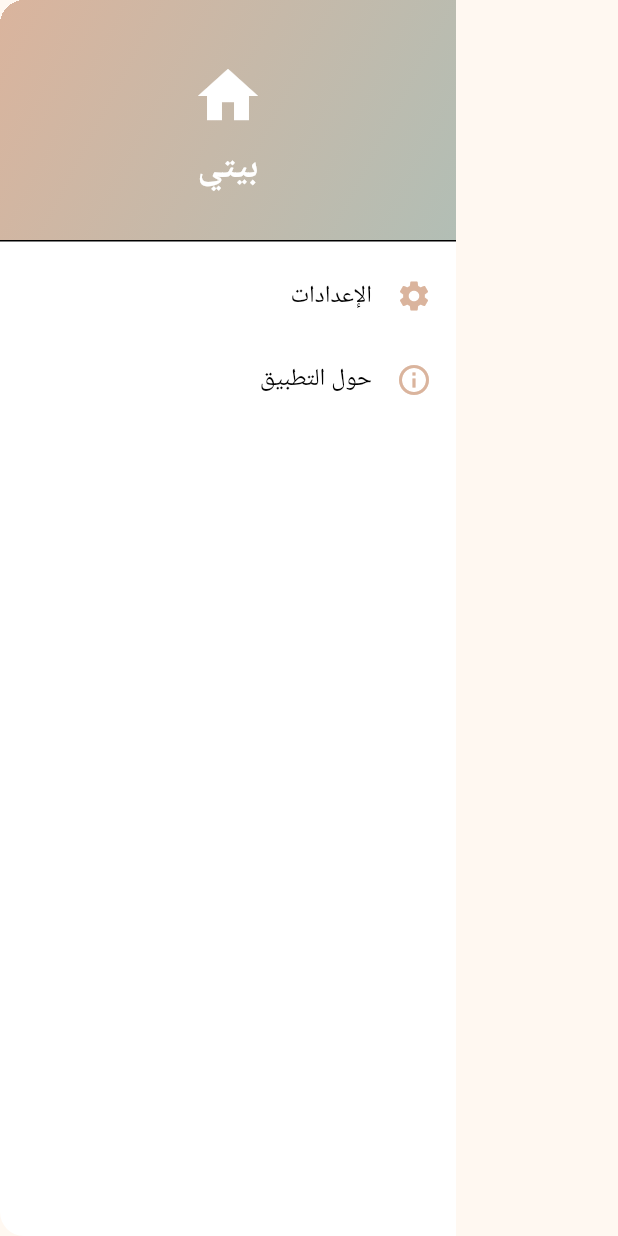
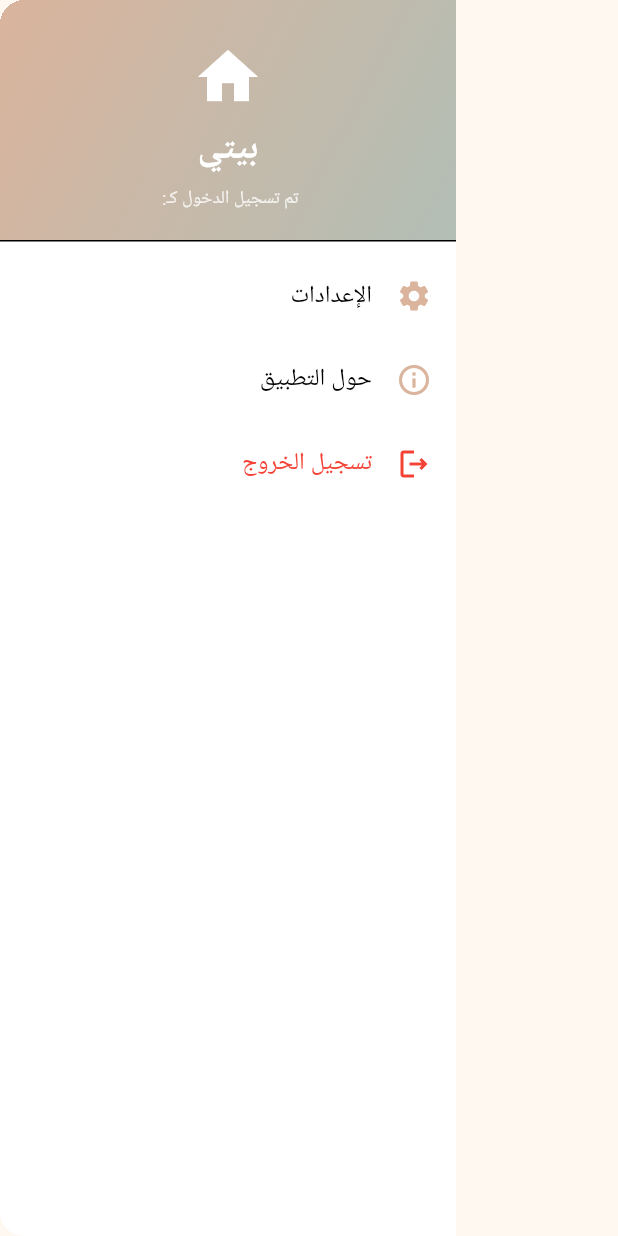
Before and after one commit to zaki-mj/Baity, a Flutter app: the AppDrawer widget shown alone on an empty page, opened directly, on a phone screen of 412 x 824 dp. Run offline on Flutter 3.47's test engine with Material 3 defaults, Android fonts, the phone set to English and light mode, and no system bars; our stand-ins replace firebase_auth, firebase_core; accounts and stored records are empty; generated files the repository leaves out were written again; network calls fail.

Commit message:
admin logout

```diff
--- a/lib/l10n/app_ar.arb
+++ b/lib/l10n/app_ar.arb
@@ -87,5 +87,7 @@
   "errorEnterEmail": "يرجى إدخال بريدك الإلكتروني",
   "errorValidEmail": "يرجى إدخال بريد إلكتروني صالح",
   "errorEnterPassword": "يرجى إدخال كلمة المرور",
-  "errorPasswordLength": "يجب أن تتكون كلمة المرور من 6 أحرف على الأقل"
+  "errorPasswordLength": "يجب أن تتكون كلمة المرور من 6 أحرف على الأقل",
+  "loggedInAs": "تم تسجيل الدخول كـ: {email}",
+  "logout": "تسجيل الخروج"
 }
--- a/lib/l10n/app_en.arb
+++ b/lib/l10n/app_en.arb
@@ -86,5 +86,7 @@
   "errorEnterEmail": "Please enter your email",
   "errorValidEmail": "Please enter a valid email",
   "errorEnterPassword": "Please enter your password",
-  "errorPasswordLength": "Password must be at least 6 characters"
+  "errorPasswordLength": "Password must be at least 6 characters",
+  "loggedInAs": "Logged in as: {email}",
+  "logout": "Logout"
 }
--- a/lib/l10n/app_fr.arb
+++ b/lib/l10n/app_fr.arb
@@ -87,5 +87,7 @@
   "errorEnterEmail": "Veuillez entrer votre email",
   "errorValidEmail": "Veuillez entrer un email valide",
   "errorEnterPassword": "Veuillez entrer votre mot de passe",
-  "errorPasswordLength": "Le mot de passe doit comporter au moins 6 caractères"
+  "errorPasswordLength": "Le mot de passe doit comporter au moins 6 caractères",
+  "loggedInAs": "Connecté en tant que : {email}",
+  "logout": "Se déconnecter"
 }
--- a/lib/widgets/AppDrawer.dart
+++ b/lib/widgets/AppDrawer.dart
@@ -1,7 +1,9 @@
+import 'package:firebase_auth/firebase_auth.dart';
 import 'package:flutter/material.dart';
 import 'package:flutter_gen/gen_l10n/app_localizations.dart';
 import 'package:baity/pages/SettingsPage.dart';
 import 'package:baity/pages/AboutPage.dart';
+import 'package:baity/pages/welcome.dart';
 
 class AppDrawer extends StatelessWidget {
   const AppDrawer({Key? key}) : super(key: key);
@@ -9,6 +11,8 @@ class AppDrawer extends StatelessWidget {
   @override
   Widget build(BuildContext context) {
     final loc = AppLocalizations.of(context)!;
+    final user = FirebaseAuth.instance.currentUser;
+
     return Drawer(
       child: ListView(
         padding: EdgeInsets.zero,
@@ -37,6 +41,18 @@ class AppDrawer extends StatelessWidget {
                         fontWeight: FontWeight.bold,
                       ),
                 ),
+                if (user != null) ...[
+                  const SizedBox(height: 8),
+                  Text(
+                    loc.loggedInAs(user.email ?? ''),
+                    style: Theme.of(context).textTheme.bodySmall?.copyWith(
+                          color: Theme.of(context)
+                              .colorScheme
+                              .onPrimary
+                              .withOpacity(0.8),
+                        ),
+                  ),
+                ],
               ],
             ),
           ),
@@ -78,6 +94,30 @@ class AppDrawer extends StatelessWidget {
               );
             },
           ),
+          if (user != null) ...[
+            ListTile(
+              leading: Icon(
+                Icons.logout_outlined,
+                color: Colors.red,
+              ),
+              title: Text(
+                loc.logout,
+                style: Theme.of(context).textTheme.bodyLarge?.copyWith(
+                      color: Colors.red,
+                    ),
+              ),
+              onTap: () async {
+                Navigator.pop(context); // Close drawer
+                await FirebaseAuth.instance.signOut();
+                Navigator.of(context).pushAndRemoveUntil(
+                  MaterialPageRoute(
+                    builder: (context) => const WelcomePage(),
+                  ),
+                  (route) => false, // Remove all previous routes
+                );
+              },
+            ),
+          ],
         ],
       ),
     );
```
Also changed, not shown: lib/pages/AdminDashboardPage.dart (+1 -26 lines), lib/pages/welcome.dart (+19 -6 lines).
